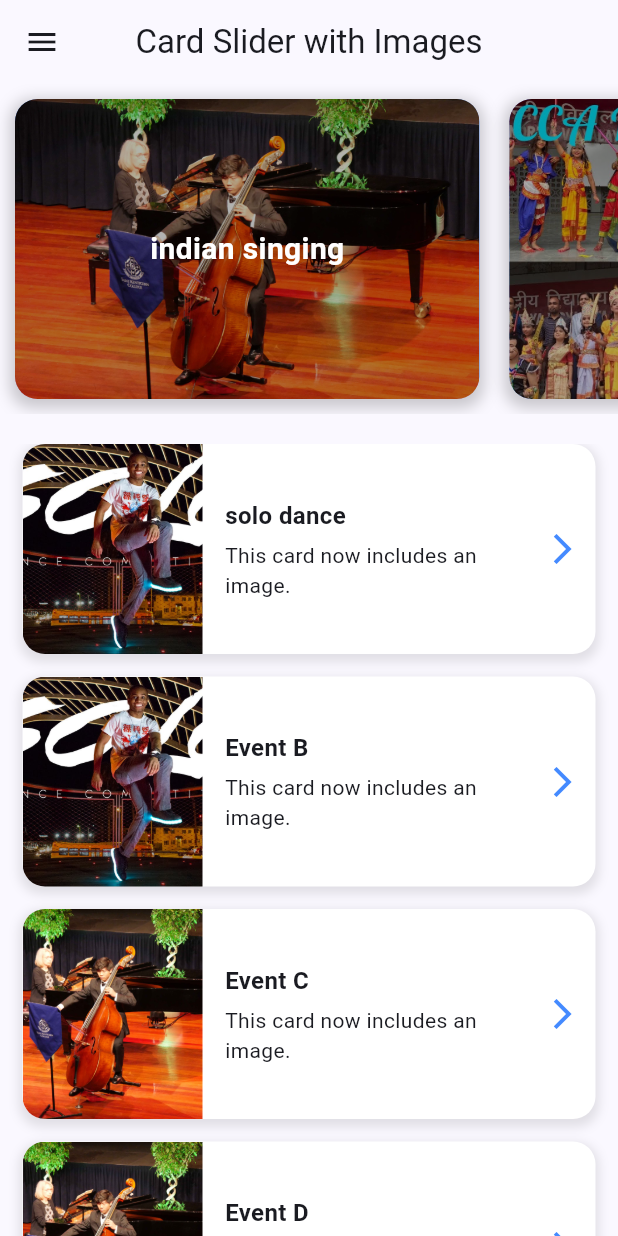
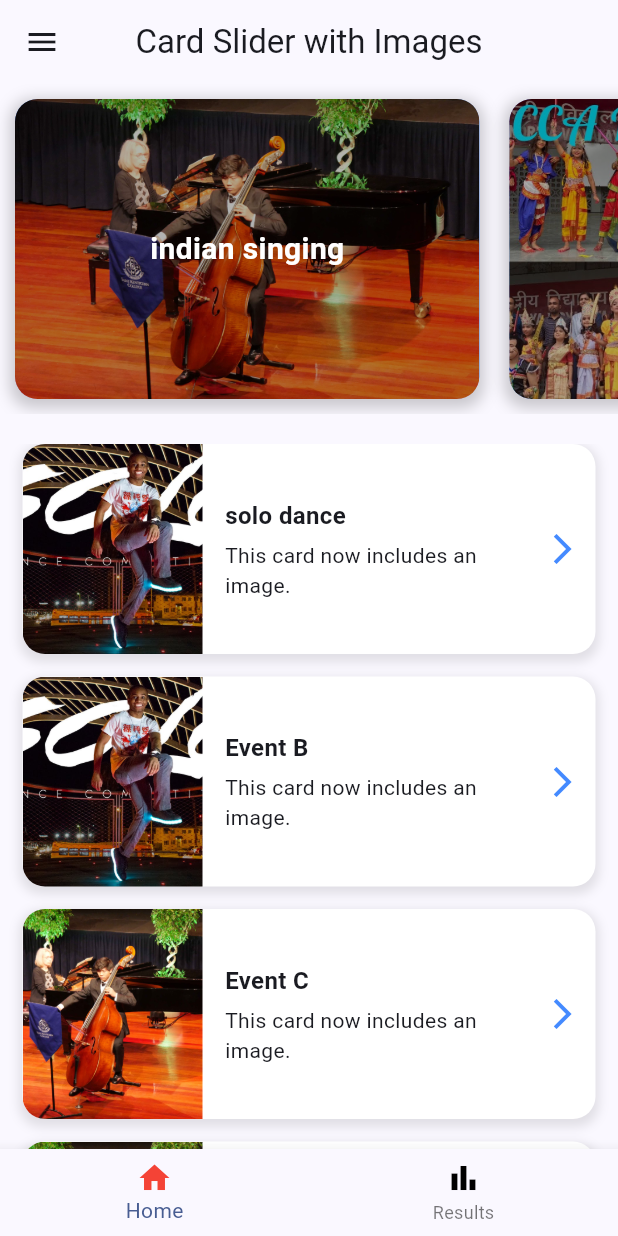
Before and after one commit to THExKIDD/pcte_event_management, a Flutter app: the screen it shows after launch, on a phone screen of 412 x 824 dp. Run offline on Flutter 3.47's test engine with Material 3 defaults, Android fonts, the phone set to English and light mode, and no system bars; our stand-ins replace dio, flutter_dotenv.

Commit message:
sahil bottom nav bar

```diff
--- a/lib/Api_Calls/api_calls.dart
+++ b/lib/Api_Calls/api_calls.dart
@@ -16,7 +16,7 @@ class ApiCalls {
 
       );
 
-      log(response.data);
+      log(response.data.toString());
 
       if(response.statusCode == 200)
         {
--- a/lib/Models/user_model.dart
+++ b/lib/Models/user_model.dart
@@ -43,9 +43,4 @@ class UserModel{
     return data;
 
   }
-
-
-
-
-
 }
--- a/lib/ui/splashScreen.dart
+++ b/lib/ui/splashScreen.dart
@@ -3,6 +3,7 @@ import 'dart:async';
 import 'package:flutter/material.dart';
 import 'package:pcte_event_management/ui/home.dart';
 import 'package:pcte_event_management/ui/login.dart';
+import 'package:pcte_event_management/widgets/bottomNavBar.dart';
 
 class SplashScreen extends StatefulWidget {
   const SplashScreen({super.key});
@@ -33,7 +34,7 @@ class _SplashScreenState extends State<SplashScreen>
 
     Timer(Duration(seconds: 3), () {
       Navigator.of(context).pushReplacement(
-        MaterialPageRoute(builder: (context) => HomeScreen()),
+        MaterialPageRoute(builder: (context) => bottomNavBar()),
       );
     });
   }
--- /dev/null
+++ b/lib/widgets/bottomNavBar.dart
@@ -0,0 +1,76 @@
+import 'package:flutter/cupertino.dart';
+import 'package:flutter/material.dart';
+import 'package:flutter/rendering.dart';
+import 'package:pcte_event_management/ui/home.dart';
+
+
+
+
+class bottomNavBar extends StatefulWidget {
+  @override
+  _bottomNavBarState createState() => _bottomNavBarState();
+}
+
+class _bottomNavBarState extends State<bottomNavBar> {
+  int _selectedIndex = 0;
+
+  // Create a PageController for the horizontal scroll effect
+  PageController _pageController = PageController();
+
+  // Function to change page based on BottomNavigationBar selection
+  void _onItemTapped(int index) {
+    setState(() {
+      _selectedIndex = index;
+    });
+    _pageController.jumpToPage(index); // Navigate to the selected page
+  }
+
+  @override
+  Widget build(BuildContext context) {
+    return Scaffold(
+
+      body: PageView(
+        controller: _pageController,
+        onPageChanged: (index) {
+          setState(() {
+            _selectedIndex = index;
+          });
+        },
+        children: [
+         HomeScreen(),
+          _buildPage('Page 2', Colors.green),
+        ],
+      ),
+      bottomNavigationBar: BottomNavigationBar(
+        currentIndex: _selectedIndex,
+        onTap: _onItemTapped,
+        items: [
+          BottomNavigationBarItem(
+            icon: _selectedIndex==0?Icon(Icons.home ,  color: Colors.red):Icon(Icons.home ,  color: Colors.black),
+            label: 'Home',
+          ),
+          BottomNavigationBarItem(
+            icon: _selectedIndex==1?Icon(Icons.bar_chart ,  color: Colors.red):Icon(Icons.bar_chart ,  color: Colors.black),
+            label: 'Results',
+          ),
+
+        ],
+      ),
+    );
+  }
+
+  // Helper function to build pages
+  Widget _buildPage(String title, Color color) {
+    return Center(
+      child: Container(
+        color: color,
+        child: Center(
+          child: Text(
+            title,
+            style: TextStyle(fontSize: 24, color: Colors.white),
+          ),
+        ),
+      ),
+    );
+  }
+}
```
